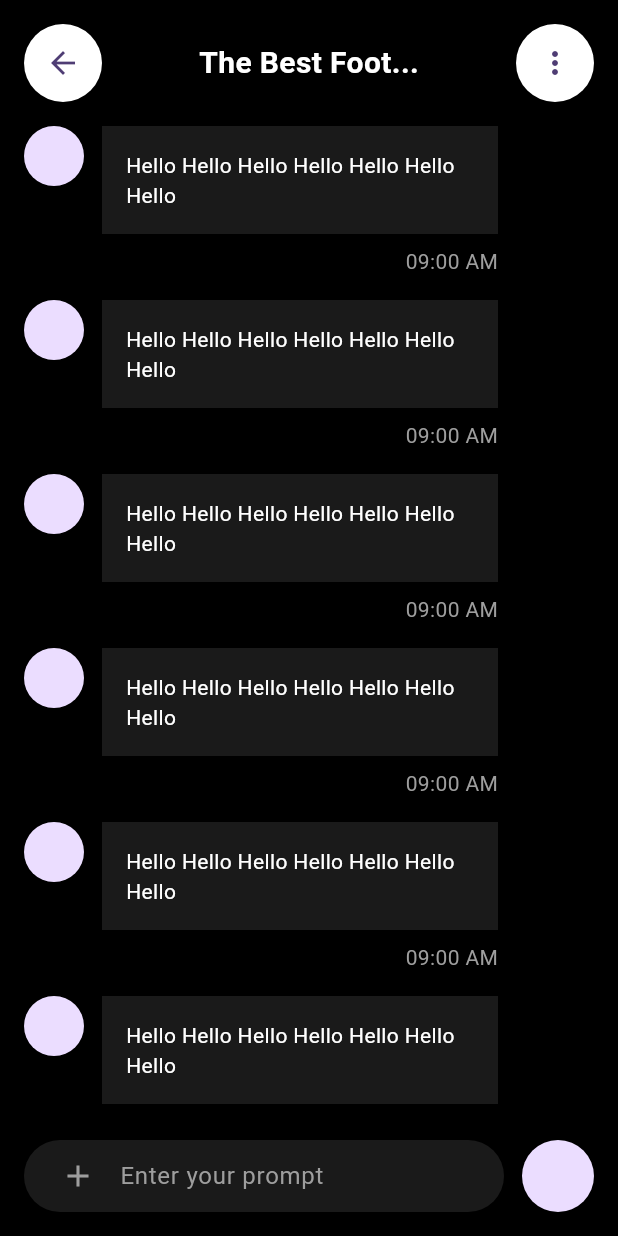
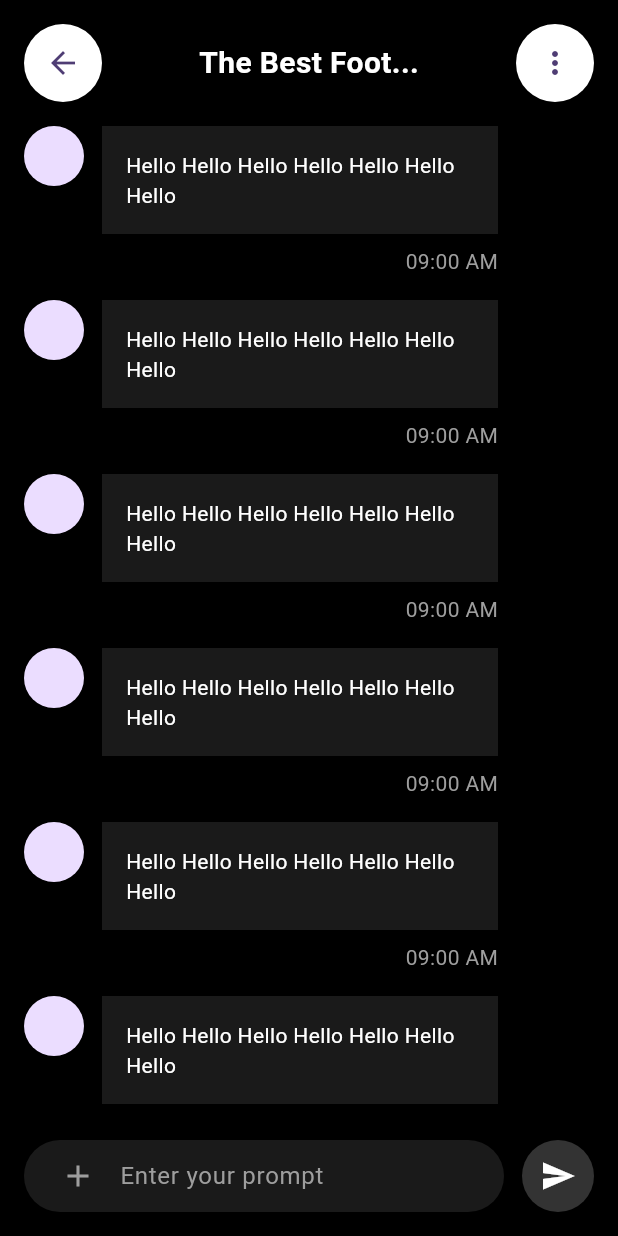
Before and after one commit to JAICHANGPARK/flutter_notebook_chapter_36, a Flutter app: the ChatBotChatPage screen opened directly, on a phone screen of 412 x 824 dp. Run offline on Flutter 3.47's test engine with Material 3 defaults, Android fonts, the phone set to English and light mode, and no system bars; our stand-ins replace gap.

Commit message:
Update chat_bot_chat_page.dart

```diff
--- a/lib/ep1831_chat_bot_app/views/chat_bot_chat_page.dart
+++ b/lib/ep1831_chat_bot_app/views/chat_bot_chat_page.dart
@@ -122,6 +122,12 @@ class _ChatBotChatPageState extends State<ChatBotChatPage> {
                   Gap(12),
                   CircleAvatar(
                     radius: 24,
+                    backgroundColor: Colors.white.withOpacity(.2),
+                    foregroundColor: Colors.white,
+                    child: IconButton(
+                      icon: Icon(Icons.send),
+                      onPressed: () {},
+                    ),
                   ),
                 ],
               )
```
